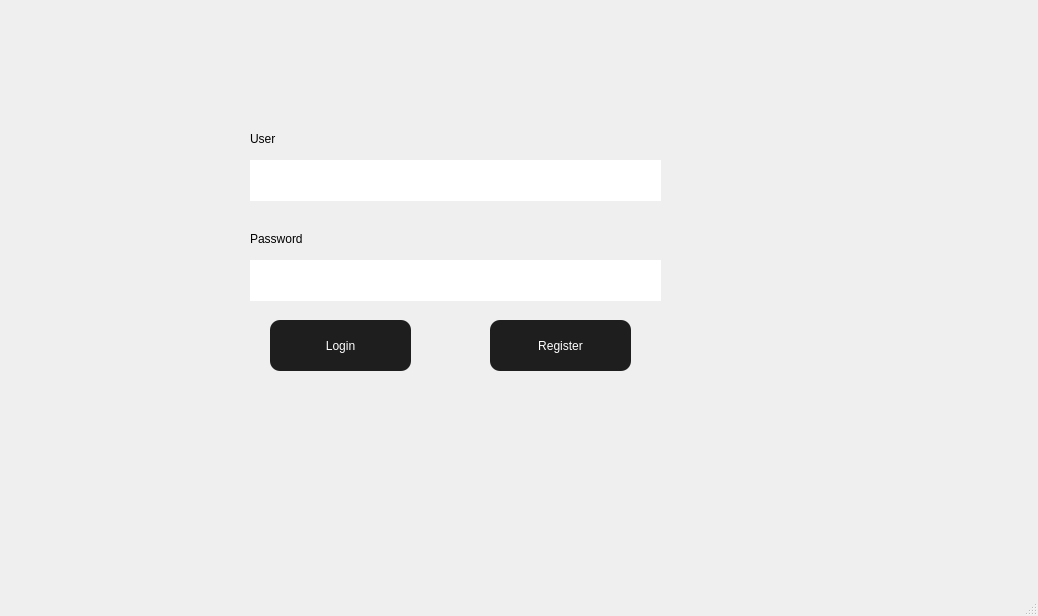
Qt form mainwindow.ui (misarb/ticketreservation) before a commit.
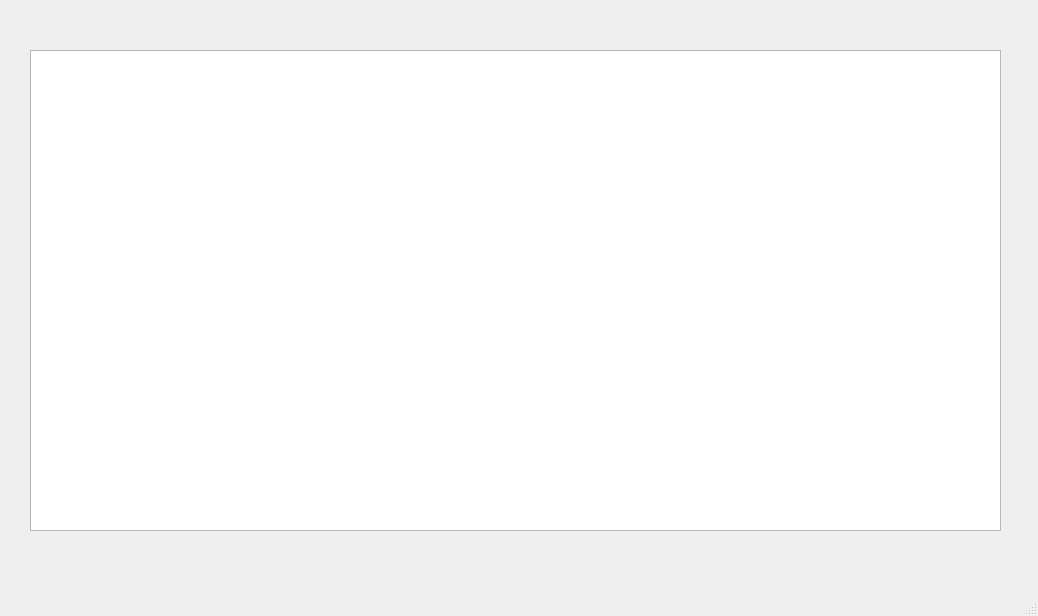
The same form after that commit. The open tabs and pages were chosen to show the change. Icons and pictures are not drawn.

```diff
--- a/mainwindow.ui
+++ b/mainwindow.ui
@@ -250,6 +250,18 @@
       </property>
      </widget>
     </widget>
+    <widget class="QWidget" name="page_3">
+     <widget class="QListView" name="EventView">
+      <property name="geometry">
+       <rect>
+        <x>20</x>
+        <y>40</y>
+        <width>971</width>
+        <height>481</height>
+       </rect>
+      </property>
+     </widget>
+    </widget>
    </widget>
   </widget>
   <widget class="QMenuBar" name="menubar">
```
